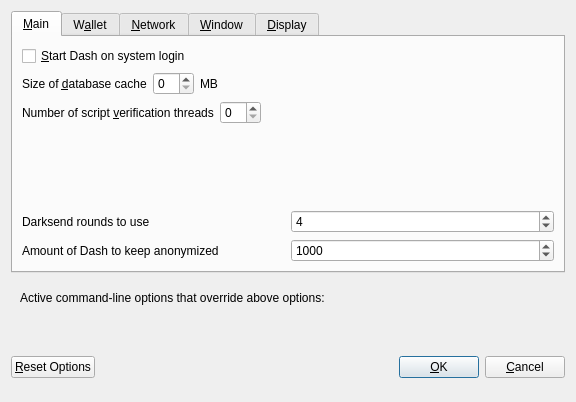
First picture: the form in src/qt/forms/optionsdialog.ui, repository world-bank/unpay-core, before the edit.
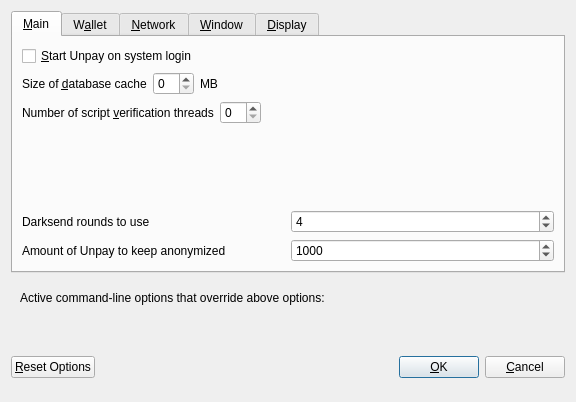
Second picture: the form after the edit. Custom widgets are drawn as their Qt base class.

Commit message: dash -> unpay

```diff
--- a/src/qt/forms/optionsdialog.ui
+++ b/src/qt/forms/optionsdialog.ui
@@ -33,7 +33,7 @@
           <string>Automatically start Dash after logging in to the system.</string>
          </property>
          <property name="text">
-          <string>&amp;Start Dash on system login</string>
+          <string>&amp;Start Unpay on system login</string>
          </property>
         </widget>
        </item>
@@ -177,7 +177,7 @@
             <string notr="true"/>
            </property>
            <property name="text">
-            <string>Amount of Dash to keep anonymized</string>
+            <string>Amount of Unpay to keep anonymized</string>
            </property>
           </widget>
          </item>
```
Left out of the diff: 10 changed lines with no effect on the pictures. The commit also changes 183 other files.
